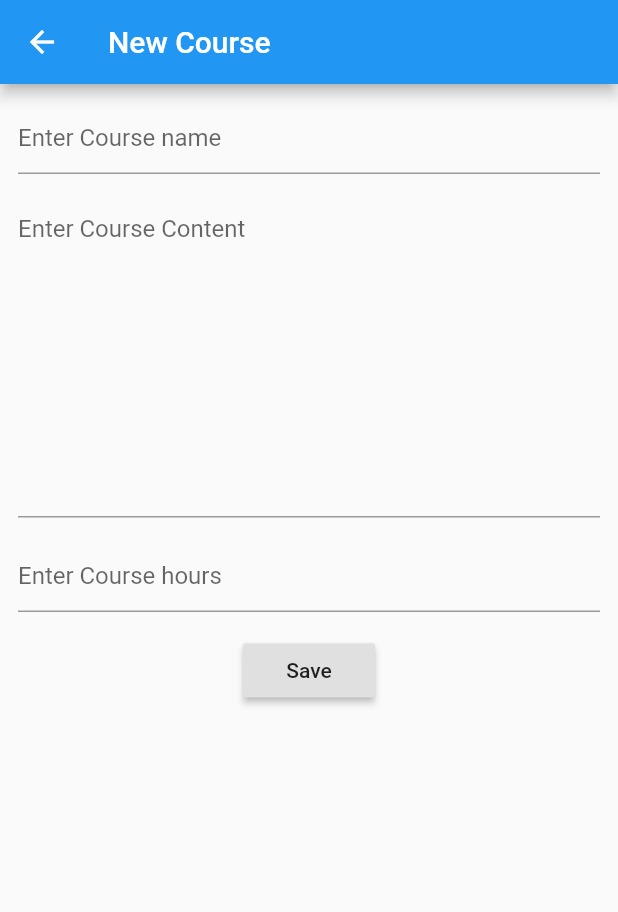
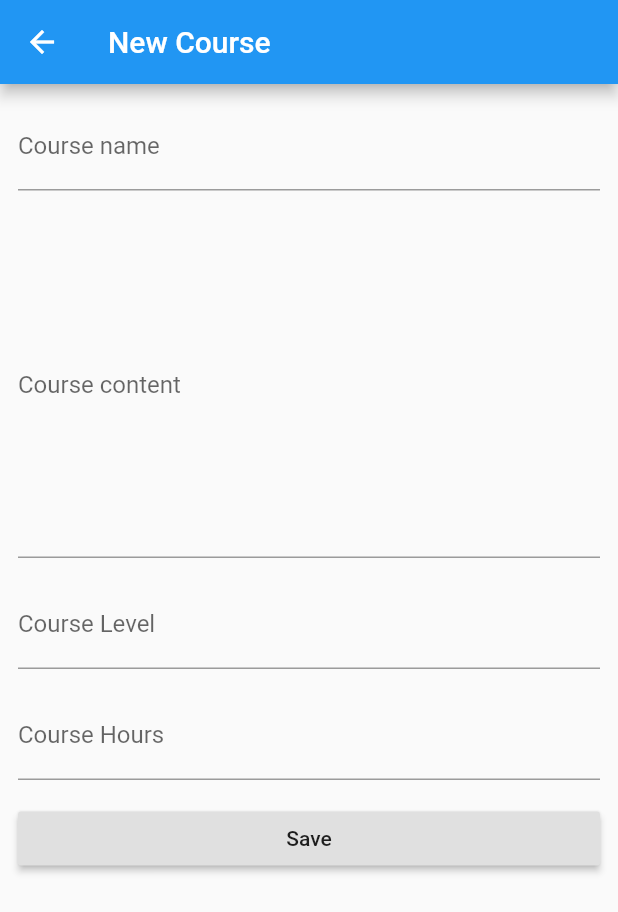
Before and after one commit to AliHG/sqflite-courses-db, a Flutter app: the NewCourse screen opened directly, on a phone screen of 412 x 824 dp. Shown: the top 912 px of the screen. Run offline on Flutter 3.47's test engine with Material 2 defaults, Android fonts, the phone set to English and light mode, and no system bars; our stand-ins replace sqflite; accounts and stored records are empty.

Commit message:
Fix FutureBuilder add, update, delete Course

```diff
--- a/lib/model/course.dart
+++ b/lib/model/course.dart
@@ -3,10 +3,11 @@ class Course {
   String _name;
   String _content;
   int _hours;
+  String _level;
 
-  Course(this._name, this._content, this._hours);
+  Course(this._name, this._content, this._hours, this._level);
 
-  Course.withId(this._id, this._name, this._content, this._hours);
+  Course.withId(this._id, this._name, this._content, this._hours, this._level);
 
   // Getters
   int get id => _id;
@@ -17,22 +18,25 @@ class Course {
 
   int get hours => _hours;
 
+  String get level => _level;
+
 // Convert a Course object into a Map object
   Map<String, dynamic> toMap() {
-    var map = Map<String, dynamic>();
-    if (id != null) {
-      map['id'] = _id;
-    }
-    map['name'] = _name;
-    map['content'] = _content;
-    map['hours'] = _hours;
-    return map;
-    // return {
-    //   'id': this._id,
-    //   'name': this._name,
-    //   'content': this._content,
-    //   'hours': this._hours,
-    // };
+    // var map = Map<String, dynamic>();
+    // if (id != null) {
+    //   map['id'] = _id;
+    // }
+    // map['name'] = _name;
+    // map['content'] = _content;
+    // map['hours'] = _hours;
+    // return map;
+    return {
+      'id': this._id,
+      'name': this._name,
+      'content': this._content,
+      'hours': this._hours,
+      'level': this._level,
+    };
   }
 
 // Extract a Course object from a Map object
@@ -41,5 +45,6 @@ class Course {
     this._name = data['name'];
     this._content = data['content'];
     this._hours = data['hours'];
+    this._level = data['level'];
   }
 }
--- a/lib/screens/new_course.dart
+++ b/lib/screens/new_course.dart
@@ -9,7 +9,9 @@ class NewCourse extends StatefulWidget {
 }
 
 class _NewCourseState extends State<NewCourse> {
-  String name, content;
+  TextEditingController tEName = TextEditingController();
+  TextEditingController tElevel = TextEditingController();
+  String content;
   int hours;
 
   DatabaseHelper helper = DatabaseHelper.instance;
@@ -22,20 +24,26 @@ class _NewCourseState extends State<NewCourse> {
       body: Padding(
         padding: const EdgeInsets.all(12.0),
         child: Form(
-          child: Column(
+          child: ListView(
             children: <Widget>[
               TextFormField(
-                decoration: InputDecoration(hintText: 'Enter Course name'),
-                onChanged: (value) {
-                  name = value;
-                },
+                controller: tEName,
+                decoration: InputDecoration(
+                  labelText: 'Course name',
+                ),
+                // onChanged: (value) {
+                //   name = value;
+                // },
               ),
               SizedBox(
                 height: 15,
               ),
               TextFormField(
                 maxLines: 10,
-                decoration: InputDecoration(hintText: 'Enter Course Content'),
+                decoration: InputDecoration(
+                  hintText: 'Enter Course Content',
+                  labelText: 'Course content',
+                ),
                 onChanged: (value) {
                   content = value;
                 },
@@ -44,8 +52,18 @@ class _NewCourseState extends State<NewCourse> {
                 height: 15,
               ),
               TextFormField(
+                controller: tElevel,
+                decoration: InputDecoration(
+                  labelText: 'Course Level',
+                ),
+              ),
+              SizedBox(
+                height: 15,
+              ),
+              TextFormField(
                 keyboardType: TextInputType.number,
-                decoration: InputDecoration(hintText: 'Enter Course hours'),
+                decoration: InputDecoration(
+                    labelText: 'Course Hours', hintText: 'Enter Course hours'),
                 onChanged: (value) {
                   hours = int.parse(value);
                 },
@@ -56,11 +74,9 @@ class _NewCourseState extends State<NewCourse> {
               RaisedButton(
                 child: Text('Save'),
                 onPressed: () async {
-                  Course course = Course(name, content, hours);
-                  int id = await helper.insertCourse(course);
-                  // int id  = await DatabaseHelper.instance.insertCourse(course);
-                  debugPrint('last inserted record id is: $id');
-                  setState(() {});
+                  Course course =
+                      Course(tEName.text, content, hours, tElevel.text);
+                  await helper.insertCourse(course);
                   Navigator.pop(context);
                 },
               )
--- a/lib/utils/database_helper.dart
+++ b/lib/utils/database_helper.dart
@@ -27,8 +27,9 @@ class DatabaseHelper {
   String coursesTable = 'courses';
   String colId = 'id';
   String colName = 'name';
+  String colHours = 'hours';
   String colContent = 'content';
-  String colHours = 'hours';
+  String colLevel = 'level';
 
   Future<Database> get database async {
     if (_database == null) {
@@ -44,8 +45,9 @@ class DatabaseHelper {
     //open the database
     _database = await openDatabase(
       path,
-      version: 1,
+      version: 2,
       onCreate: _createDB,
+      onUpgrade: _upgradeDB,
     );
     return _database;
   }
@@ -54,6 +56,13 @@ class DatabaseHelper {
     await db.execute(
         'create table $coursesTable($colId INTEGER PRIMARY KEY AUTOINCREMENT,'
         '$colName TEXT , $colContent varchar(255), $colHours integer )');
+  }
+
+  void _upgradeDB(Database db, int oldVersion, int newVersion) async {
+    if (oldVersion < newVersion) {
+      await db.execute(
+          'ALTER TABLE $coursesTable ADD column $colLevel varchar(50)');
+    }
   }
 
 // Insert Operation: Insert a course object to database
@@ -73,6 +82,13 @@ class DatabaseHelper {
     return db.insert(coursesTable, course.toMap());
   }
 
+  Future<int> updateCourse(Course course) async {
+    Database db = await this.database;
+
+    return await db.update(coursesTable, course.toMap(),
+        where: 'id = ?', whereArgs: [course.id]);
+  }
+
 // Select Operation: Get all course objects from database
   Future<List<Map<String, dynamic>>> getAllCourses() async {
     Database db = await this.database;
```
Also changed, not shown: lib/screens/course_detail.dart (+32 -6 lines), lib/screens/course_update.dart (added, +92 -0 lines), lib/screens/home.dart (+58 -15 lines).
